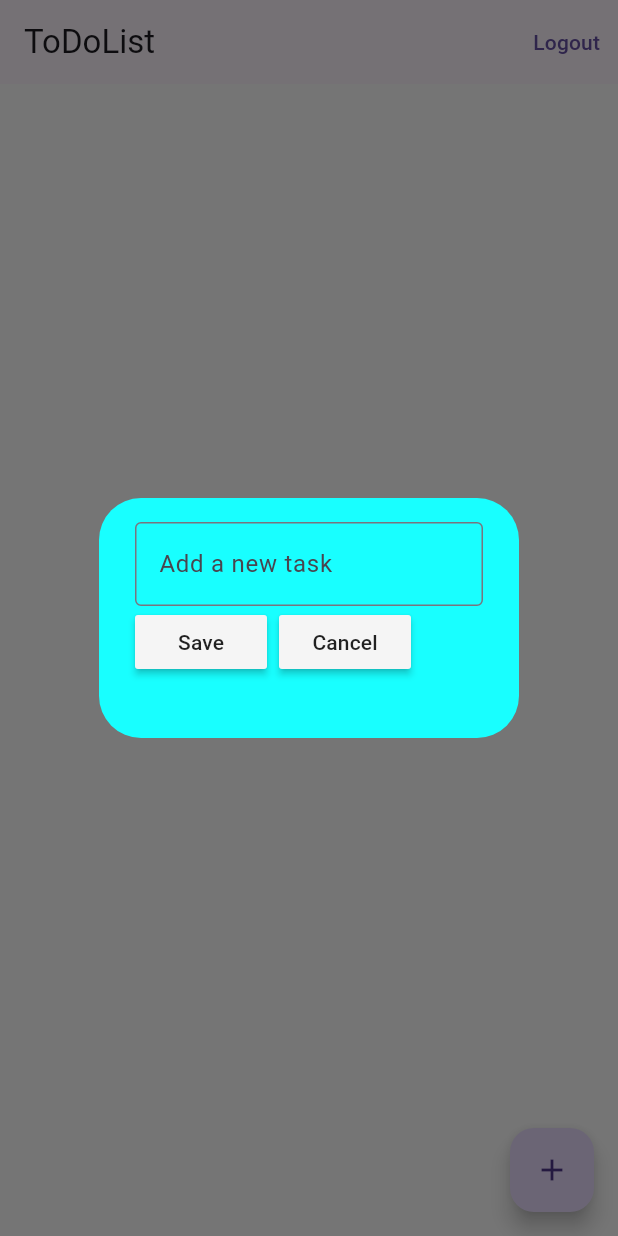
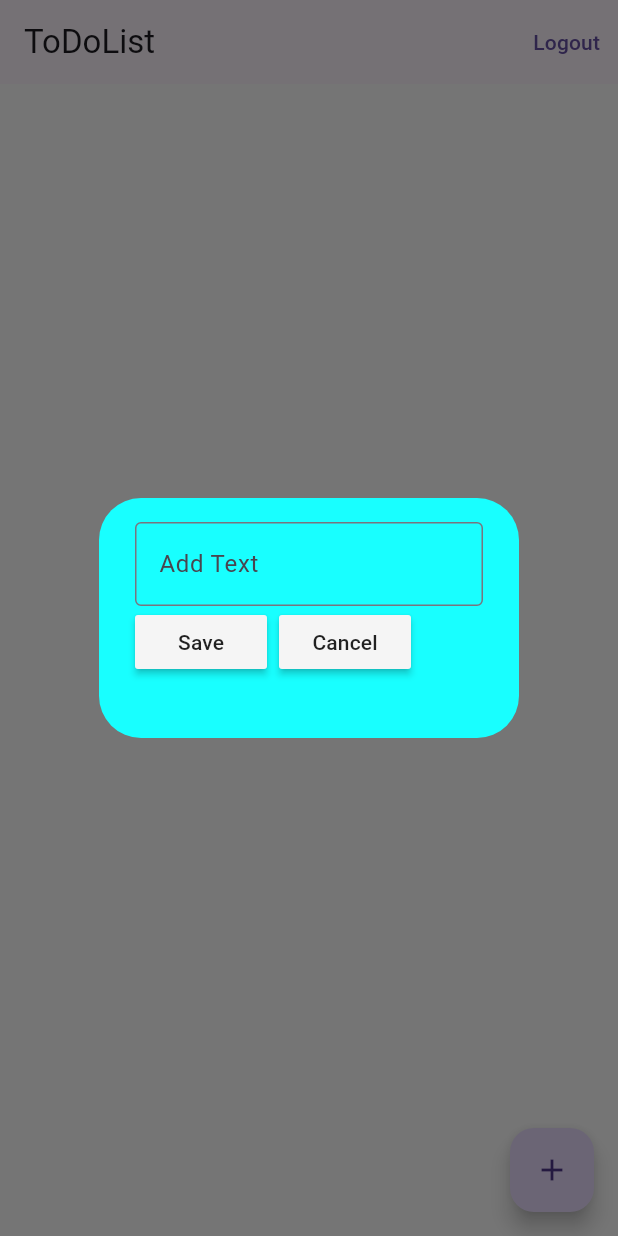
Before and after one commit to silapiratpong/ToDoList, a Flutter app: the screen it shows once a user with an empty profile is signed in, after a tap on the "add" icon, on a phone screen of 412 x 824 dp. Run offline on Flutter 3.47's test engine with Material 3 defaults, Android fonts, the phone set to English and light mode, and no system bars; our stand-ins replace cloud_firestore, firebase_auth, firebase_core, flutter_slidable, get, get_storage and 1 more; accounts and stored records are empty.

Commit message:
editedTask finish&little bit of Ui improve

```diff
--- a/lib/Screen/login_page.dart
+++ b/lib/Screen/login_page.dart
@@ -1,4 +1,5 @@
 import 'package:flutter/material.dart';
+import 'package:iconsax_flutter/iconsax_flutter.dart';
 import 'package:todolist/Controller/Validator.dart';
 import 'package:todolist/Screen/home_page.dart';
 import 'package:todolist/Screen/signup_page.dart';
@@ -11,6 +12,7 @@ class LoginPage extends StatelessWidget {
   final email = TextEditingController();
   final password = TextEditingController();
   final _formkey = GlobalKey<FormState>();
+  final hidePassword = true.obs;
   @override
   Widget build(BuildContext context) {
     return Scaffold(
@@ -30,34 +32,40 @@ class LoginPage extends StatelessWidget {
               ),
               Form(
                 key: _formkey,
+                child: Padding(
+                  padding: const EdgeInsets.symmetric(vertical: 20),
                   child: Column(
                     children: [
                       ///Email
                       TextFormField(
                         controller: email,
                         validator: (value) => ToDoValidator.validateEmail(value),
-                      decoration: const InputDecoration(labelText: "Email"),
+                        decoration: const InputDecoration(labelText: "Email",prefixIcon: Icon(Iconsax.direct_right)),
                       ),
                       const SizedBox(height: 10.0),
 
                       ///Password
-                    TextFormField(
+                      Obx(
+                            () => TextFormField(
                           controller: password,
+                          obscureText: hidePassword.value,
                           validator: (value) =>
                               ToDoValidator.validateEmptyText('Password',value),
-                      decoration: const InputDecoration(labelText: "Password"),
+                          decoration: InputDecoration(
+                            labelText: "Password",
+                            prefixIcon: const Icon(Iconsax.password_check),
+                            suffixIcon: IconButton(
+                              onPressed: () => hidePassword.value = !hidePassword.value,
+                              icon: Icon(
+                                  hidePassword.value ? Iconsax.eye_slash : Iconsax.eye
+                              ),
+                            ),
+                          ),
+                        ),
                       ),
                       const SizedBox(height: 5.0),
 
-                    ///Forget pw
-                    Row(
-                      children: [
-                        TextButton(
-                          onPressed: () {},
-                          child: const Text("Forget Password?"),
-                        ),
-                      ],
-                    ),
+
 
                       ///Signin
                       SizedBox(
@@ -98,6 +106,7 @@ class LoginPage extends StatelessWidget {
                     ],
                   ),
                 ),
+              ),
             ],
           ),
         ),
--- a/lib/util/dialog_box.dart
+++ b/lib/util/dialog_box.dart
@@ -24,7 +24,7 @@ class DialogBox extends StatelessWidget {
               controller: controller,
               decoration: InputDecoration(
                 border: OutlineInputBorder(),
-                hintText: "Add a new task",
+                hintText: "Add Text",
               ),
             ),
 
--- a/pubspec.yaml
+++ b/pubspec.yaml
@@ -34,7 +34,7 @@ dependencies:
   # Use with the CupertinoIcons class for iOS style icons.
   cupertino_icons: ^1.0.8
   flutter_slidable: ^4.0.0
-
+  iconsax_flutter: ^1.0.1
   get : ^4.7.2
   get_storage: ^2.1.1
   #firebase0
```
Also changed, not shown: lib/Screen/home_page.dart (+31 -34 lines), lib/Screen/signup_page.dart (+19 -5 lines), lib/util/todo_tile.dart (+20 -5 lines), pubspec.lock. Lines whose indentation alone changed are shown as unchanged.
